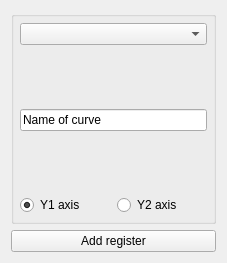
Above: src/dialogs/addregisterwidget.ui from ModbusScope/ModbusScope before the change. Below: the same form after it.
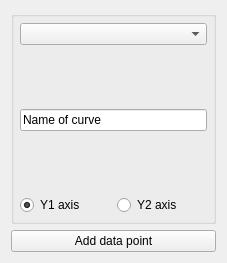
That is the form after the change.

Commit message:
Rename user-visible "Register(s)" wording to "Data point(s)"
Phase 1 of the Modbus terminology migration (Plan/modbus-terminology-analysis.md):
generic app-shell chrome (menus, dialog titles, table headers, status/error
messages) now says "data point(s)" instead of "register(s)", matching the
data model and adapter RPC layer which already use protocol-agnostic
vocabulary. The MBC import dialog is intentionally left unchanged, since
.mbc is a Modbus-specific file format where "register" is the correct term.

Claude-Session: https://claude.ai/code/session_01UcWeCGqoiqZ4abcwMXzkbn

```diff
--- a/src/dialogs/addregisterwidget.ui
+++ b/src/dialogs/addregisterwidget.ui
@@ -72,7 +72,7 @@
    <item>
     <widget class="QPushButton" name="btnAdd">
      <property name="text">
-      <string>Add register</string>
+      <string>Add data point</string>
      </property>
     </widget>
    </item>
```
The commit also changes 8 other files.
